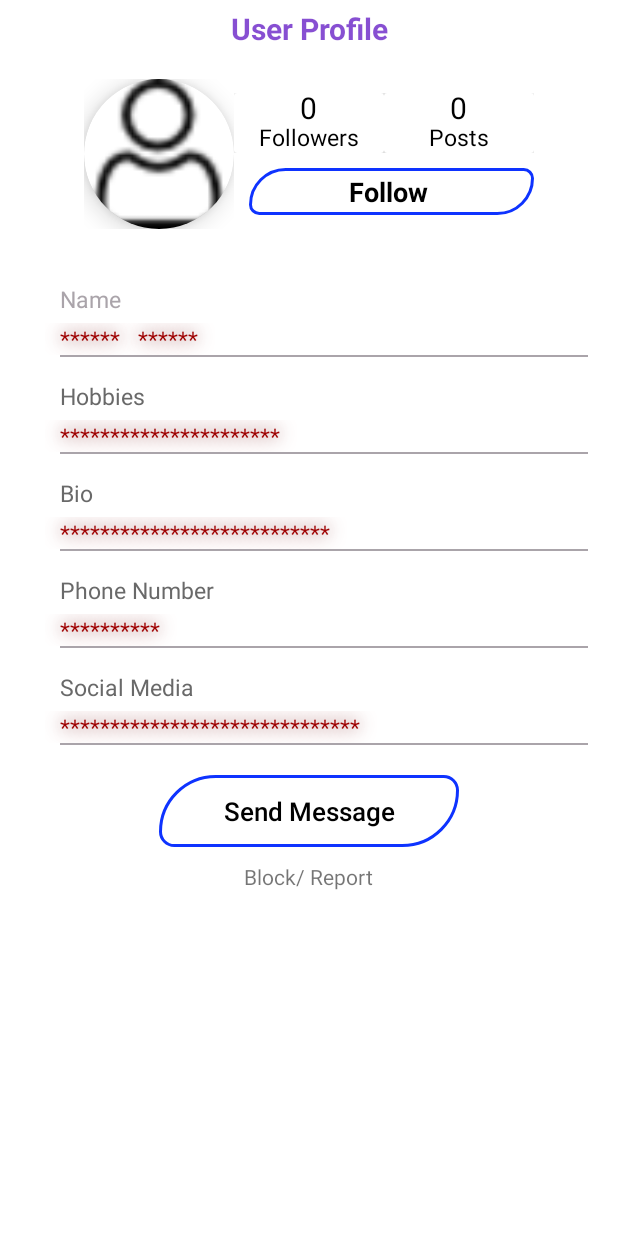
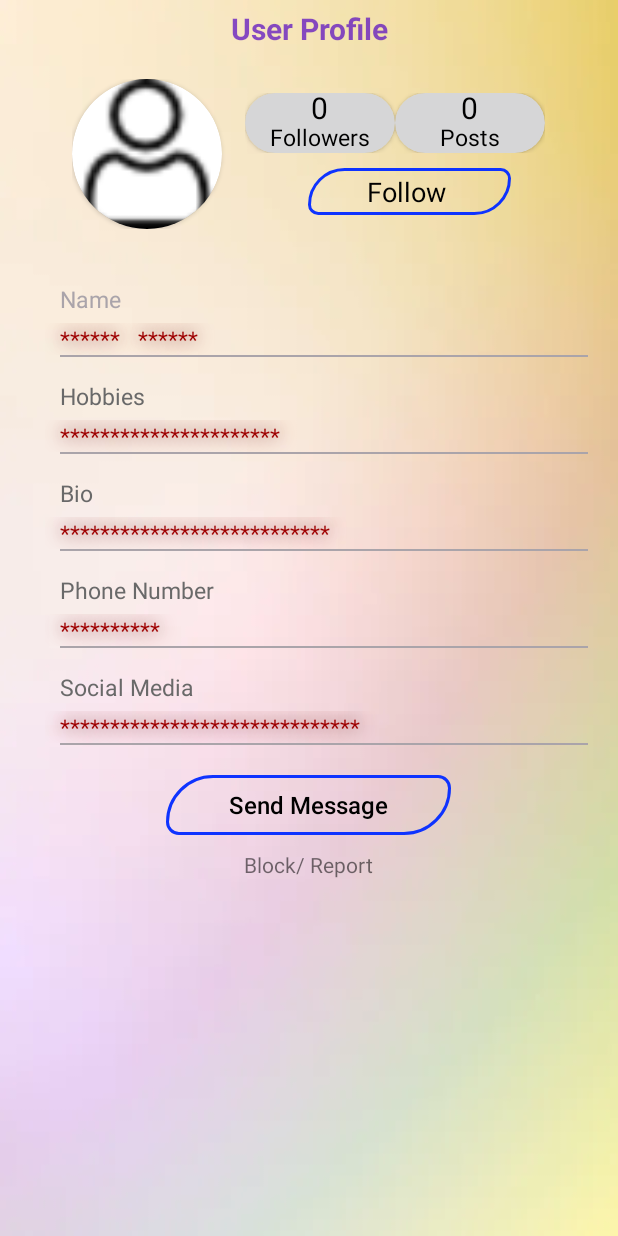
Before and after one commit to btbatux/SocialApp, an Android app: the ShowUser screen opened directly, with no data from a screen before it, after a tap on "******************************", on a phone screen of 412 x 824 dp. Run offline under Robolectric (Android 15) with nearby library versions, the phone set to English and light mode, and no system bars; our stand-ins replace AdMob, Firebase (no records; nobody signed in at launch, a user with empty details on screens opened directly), Picasso; network calls fail; pictures from the network do not load; 3 other taps on this screen came first.

Commit message:
chat act fix. chat act banner. msg down fix. phon fix. social media fix

```diff
--- a/app/src/main/java/com/hicome/loveday/ShowUser.java
+++ b/app/src/main/java/com/hicome/loveday/ShowUser.java
@@ -158,14 +158,17 @@ public class ShowUser extends AppCompatActivity {
             @Override
             public void onClick(View view) {
                 try {
+                    String url = websitetv.getText().toString();
 
-                    String url = websitetv.getText().toString();
-                    Intent intent = new Intent(Intent.ACTION_VIEW);
-                    intent.setData(Uri.parse(url));
-                    startActivity(intent);
+                    if (!url.startsWith("https://")) {
+                        url = "https://" + url;
+                    }
 
+                    Intent intent2 = new Intent(Intent.ACTION_VIEW);
+                    intent2.setData(Uri.parse(url));
+                    startActivity(intent2);
                 } catch (Exception e) {
-                    Toast.makeText(ShowUser.this, e.getMessage(), Toast.LENGTH_SHORT).show();
+                    Toast.makeText(getApplication(), "Invalid Url", Toast.LENGTH_SHORT).show();
                 }
             }
         });
@@ -232,6 +235,14 @@ public class ShowUser extends AppCompatActivity {
         AdRequest adRequest = new AdRequest.Builder().build();
         mAdView.loadAd(adRequest);
 
+        emailtv.setOnClickListener(new View.OnClickListener() {
+            @Override
+            public void onClick(View v) {
+                String phoneNumber = emailtv.getText().toString();
+                Intent dialIntent = new Intent(Intent.ACTION_DIAL, Uri.parse("tel:" + phoneNumber));
+                startActivity(dialIntent);
+            }
+        });
 
     }
 
--- a/app/src/main/res/layout/activity_show_user.xml
+++ b/app/src/main/res/layout/activity_show_user.xml
@@ -4,7 +4,7 @@
     xmlns:tools="http://schemas.android.com/tools"
     android:layout_width="match_parent"
     android:layout_height="match_parent"
-    android:background="@color/white"
+    android:background="@drawable/usersprofilebackround"
     android:orientation="vertical"
     tools:context=".ShowUser">
 
@@ -48,9 +48,8 @@
                 android:layout_width="100dp"
                 android:layout_height="100dp"
                 android:layout_gravity="center_vertical"
-                android:elevation="8dp"
                 app:cardCornerRadius="50dp"
-                app:cardElevation="10dp"
+                android:layout_marginRight="15dp"
                 app:cardPreventCornerOverlap="false"
                 app:layout_constraintBottom_toBottomOf="parent"
                 app:layout_constraintEnd_toEndOf="parent"
@@ -68,7 +67,7 @@
                     android:scaleType="centerCrop"
                     android:src="@drawable/ic_person"
                     tools:layout_editor_absoluteX="51dp"
-                    tools:layout_editor_absoluteY="28dp" />
+                    tools:layout_editor_absoluteY="30dp" />
             </androidx.cardview.widget.CardView>
 
 
@@ -92,8 +91,9 @@
                     android:id="@+id/followers_cardview"
                     android:layout_width="100dp"
                     android:layout_height="40dp"
+                    android:backgroundTint="@color/amp_transparent"
                     android:clickable="true"
-                    app:cardBackgroundColor="@color/white">
+                    app:cardCornerRadius="100dip">
 
                     <TextView
                         android:id="@+id/followerNo_tv"
@@ -101,6 +101,7 @@
                         android:layout_height="wrap_content"
                         android:layout_gravity="center_vertical|center_horizontal"
                         android:layout_marginBottom="10dp"
+                        android:backgroundTint="@color/amp_transparent"
                         android:text="0"
                         android:textColor="@color/black"
                         android:textSize="20sp" />
@@ -121,8 +122,9 @@
                     android:id="@+id/posts_cardview"
                     android:layout_width="100dp"
                     android:layout_height="40dp"
+                    android:backgroundTint="@color/amp_transparent"
                     android:clickable="true"
-                    app:cardBackgroundColor="@color/white">
+                    app:cardCornerRadius="111dip">
 
                     <TextView
                         android:id="@+id/postsNo_tv"
@@ -148,20 +150,21 @@
             <LinearLayout
                 android:layout_width="match_parent"
                 android:layout_height="wrap_content"
-                android:orientation="horizontal">
+                android:layout_gravity="center"
+                android:orientation="vertical">
 
                 <TextView
                     android:id="@+id/btn_requestshowprofile"
-                    android:layout_width="match_parent"
+                    android:layout_width="135dp"
                     android:layout_height="wrap_content"
+                    android:layout_gravity="center"
                     android:layout_marginStart="10dp"
                     android:background="@drawable/button_back_selector"
                     android:padding="3dp"
                     android:text="Follow"
                     android:textAlignment="center"
                     android:textColor="@color/black"
-                    android:textSize="18sp"
-                    android:textStyle="bold" />
+                    android:textSize="18sp" />
 
 
             </LinearLayout>
@@ -361,26 +364,26 @@
         android:layout_height="wrap_content"
         android:layout_marginLeft="30dp"
         android:layout_marginRight="30dp"
+        android:gravity="center"
         android:padding="10dp"
-        android:gravity="center"
         android:text="Profile Hidden. You can see by following..!"
-        android:textStyle="bold"
         android:textColor="@color/black"
         android:textSize="15sp"
+        android:textStyle="bold"
         android:visibility="gone" />
 
 
     <Button
         android:id="@+id/btn_sendmessage_showuser"
-        android:layout_width="200dp"
+        android:layout_width="190dp"
+        android:layout_height="40dp"
         android:layout_gravity="center"
-        android:layout_height="wrap_content"
         android:layout_margin="10dp"
         android:background="@drawable/button_back_selector"
         android:text="Send Message"
         android:textAllCaps="false"
         android:textColor="@color/black"
-        android:textSize="17sp" />
+        android:textSize="16sp" />
 
     <TextView
         android:id="@+id/block_reporttv"
@@ -388,7 +391,6 @@
         android:layout_height="wrap_content"
         android:layout_gravity="center"
         android:text="Block/ Report" />
-
 
 
     <androidx.constraintlayout.widget.ConstraintLayout
@@ -399,6 +401,4 @@
     </androidx.constraintlayout.widget.ConstraintLayout>
 
 
-
-
 </LinearLayout>
--- a/app/src/main/res/layout/fragment1.xml
+++ b/app/src/main/res/layout/fragment1.xml
@@ -156,9 +156,9 @@
             android:layout_height="wrap_content"
             android:layout_marginStart="20dp"
             android:layout_marginLeft="20dp"
-            android:padding="5dp"
             android:clickable="true"
             android:inputType="phone"
+            android:padding="5dp"
             android:text="Phone Number"
             android:textColor="@color/black"
             android:textSize="16sp" />
@@ -198,7 +198,7 @@
         android:layout_marginTop="40dp"
         android:backgroundTint="#74D8FF"
         app:cardCornerRadius="85dip"
-        app:cardElevation="10dp">
+        app:cardElevation="9dp">
 
         <androidx.constraintlayout.widget.ConstraintLayout
             android:layout_width="match_parent"
@@ -255,6 +255,7 @@
                 android:drawablePadding="8dp"
                 android:gravity="center_vertical"
                 android:text="Followers"
+                android:textSize="13sp"
                 android:textColor="@color/black"
                 app:layout_constraintBottom_toBottomOf="parent"
                 app:layout_constraintEnd_toStartOf="@+id/tv_post_f1"
```
Also changed, not shown: app/src/main/res/layout/activity_show_liked_user.xml (+9 -4 lines), app/src/main/res/drawable/usersprofilebackround.jpg (added).
